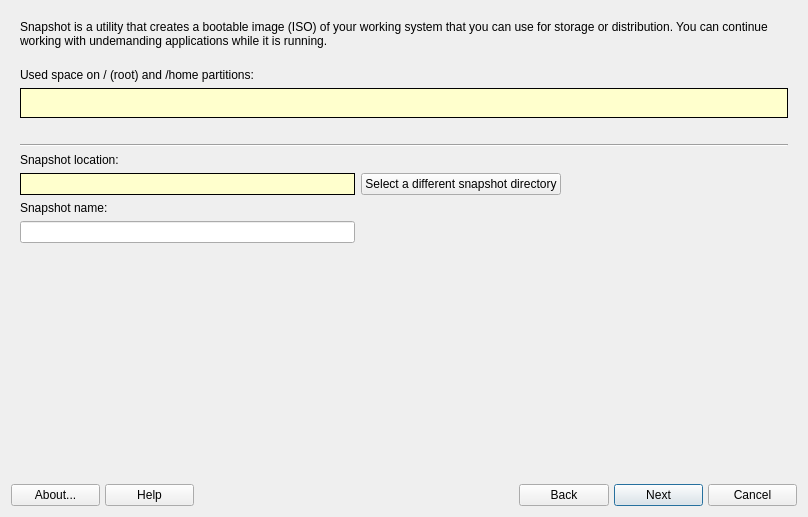
Old version of the form mainwindow.ui in the repository AdrianTM/mx-snapshot.
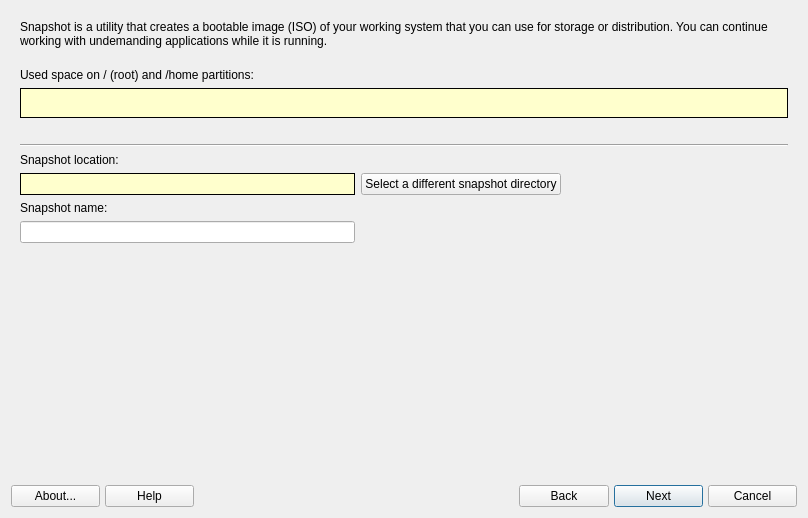
New version of the form. Icons and pictures are not drawn.

```diff
--- a/mainwindow.ui
+++ b/mainwindow.ui
@@ -7,7 +7,7 @@
     <x>0</x>
     <y>0</y>
     <width>808</width>
-    <height>517</height>
+    <height>518</height>
    </rect>
   </property>
   <property name="windowTitle">
```
Left out of the diff: 9 changed lines with no effect on the pictures.
